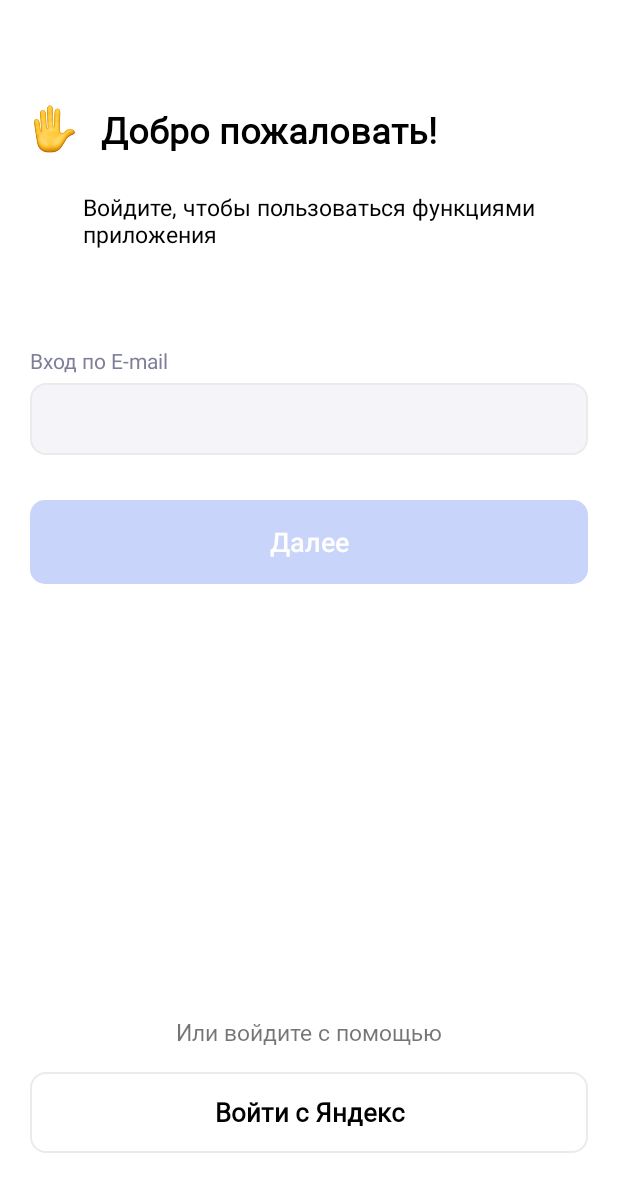
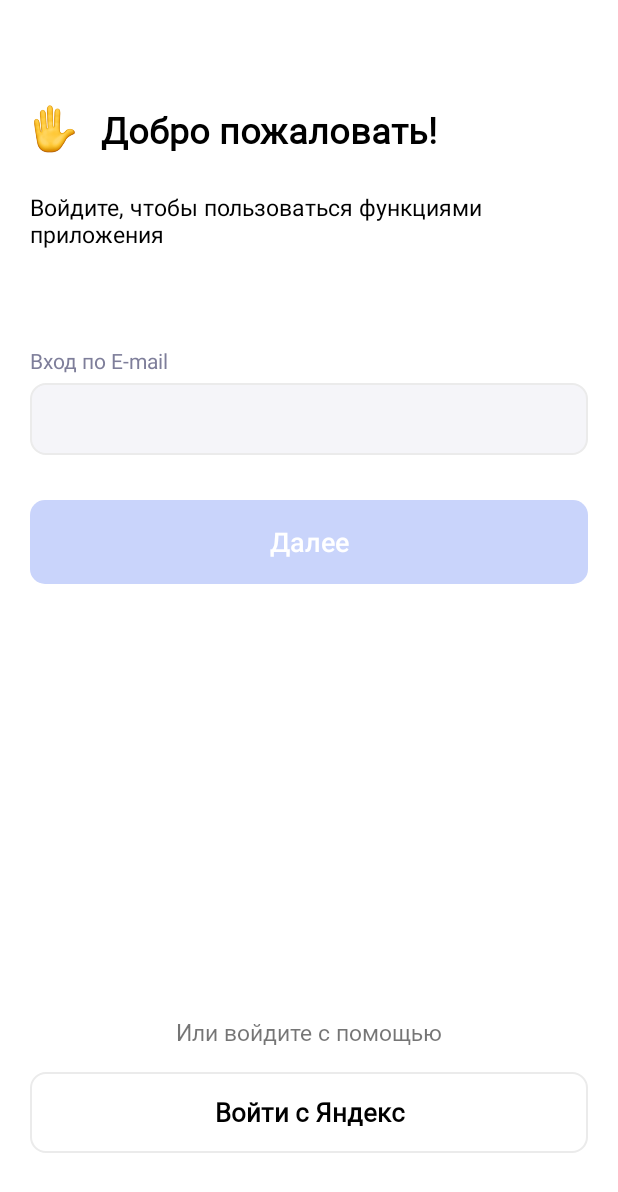
Before and after one commit to klmnvan/Second-Chemp, an Android app: the Input_and_register screen opened directly, with no data from a screen before it, on a phone screen of 412 x 824 dp. Shown: the top 1192 px of the screen. Run offline under Robolectric (Android 15) with nearby library versions, the phone set to English and light mode, and no system bars.

Commit message:
last commit

```diff
--- a/app/src/main/java/com/example/chemp_podject/Input_and_register.kt
+++ b/app/src/main/java/com/example/chemp_podject/Input_and_register.kt
@@ -62,6 +62,7 @@ class Input_and_register : AppCompatActivity() {
                 var intent = Intent(this@Input_and_register, CodFromEmail::class.java)
                 intent.putExtra("email", binding!!.inputEmailtext.text.toString())
                 startActivity(intent)
+                finish()
             }
         }
 
--- a/app/src/main/res/layout/activity_input_and_register.xml
+++ b/app/src/main/res/layout/activity_input_and_register.xml
@@ -40,12 +40,12 @@
 
     <TextView
         android:id="@+id/TextVoidite"
-        android:layout_width="wrap_content"
+        android:layout_width="match_parent"
         android:layout_height="wrap_content"
         android:layout_marginTop="25dp"
+        android:layout_marginHorizontal="20dp"
         android:textColor="@color/black"
-        android:text="Войдите, чтобы пользоваться функциями\nприложения"
-        android:gravity="start"
+        android:text="Войдите, чтобы пользоваться функциями приложения"
         android:textSize="15dp"
         app:layout_constraintEnd_toEndOf="parent"
         app:layout_constraintStart_toStartOf="parent"
```
Also changed, not shown: app/src/main/java/com/example/chemp_podject/CodFromEmail.kt (+9 -9 lines).
